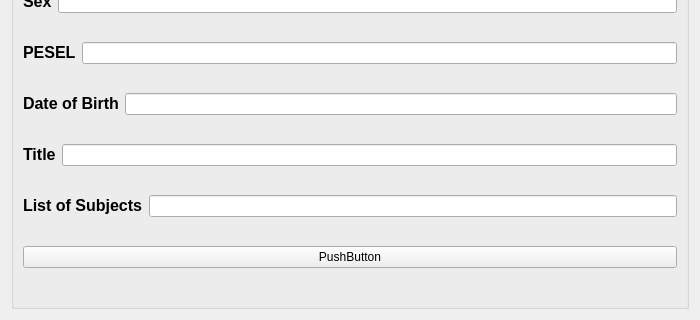
Qt form QTeachersApp/View/create.ui (Hubertius/All-Teachers-In-System) before a commit; both pictures show x 0 to 700 and y 160 to 480 of the 700 by 480 pixel window.
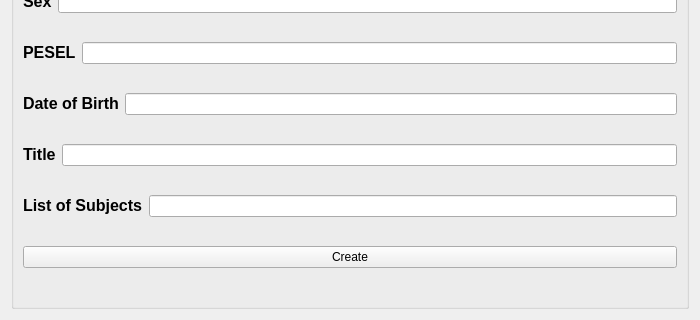
The same form after that commit.

Patch:
```diff
--- a/QTeachersApp/View/create.ui
+++ b/QTeachersApp/View/create.ui
@@ -119,11 +119,19 @@
        </layout>
       </item>
       <item>
+       <layout class="QHBoxLayout" name="horizontalLayout_9">
+        <item>
+         <layout class="QHBoxLayout" name="horizontalLayout_8">
+          <item>
        <widget class="QPushButton" name="pushButton">
         <property name="text">
-         <string>PushButton</string>
-        </property>
-       </widget>
+             <string>Create</string>
+            </property>
+           </widget>
+          </item>
+         </layout>
+        </item>
+       </layout>
       </item>
      </layout>
     </widget>
```
Lines whose indentation alone changed are shown as unchanged.
